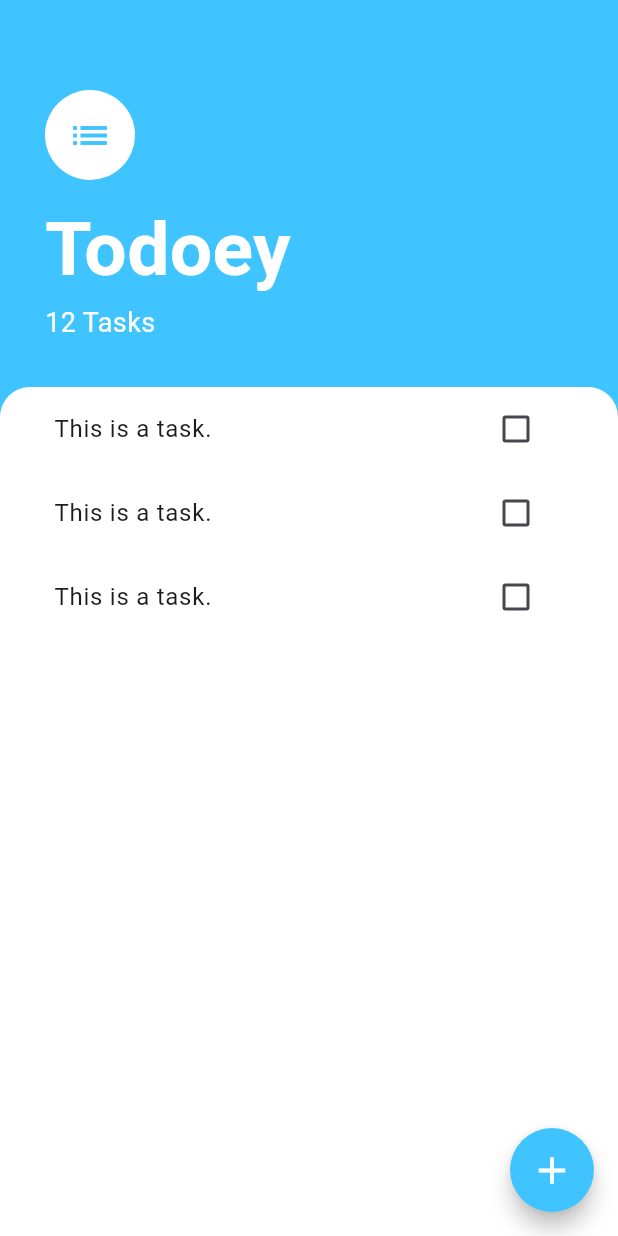
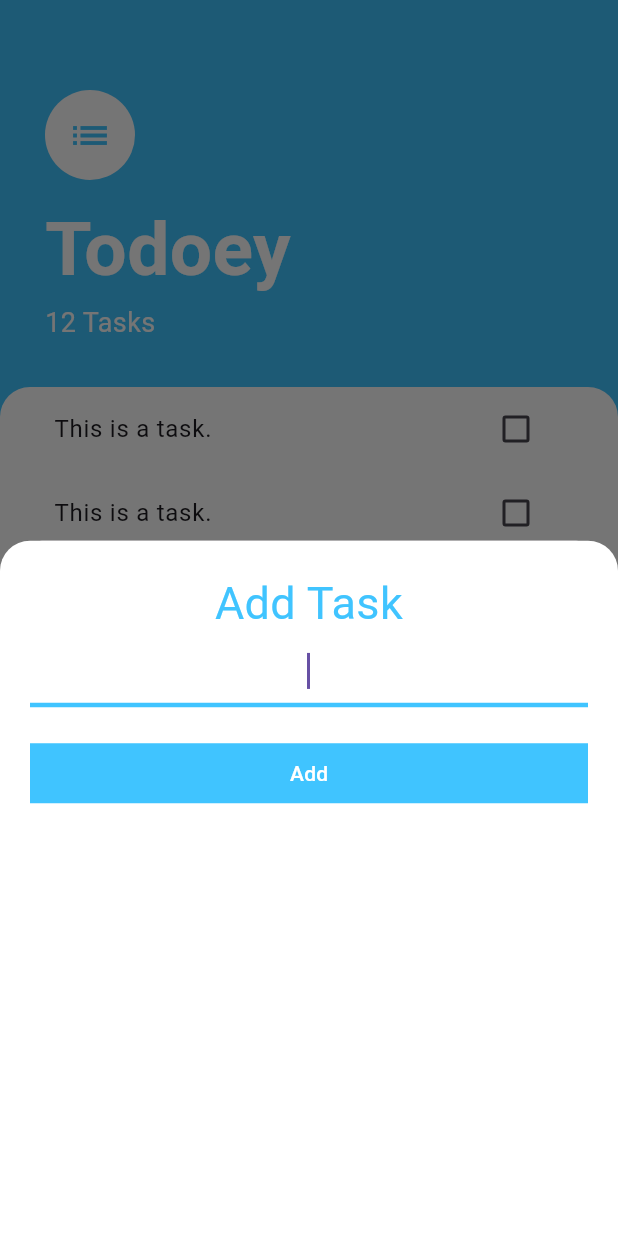
Before and after one commit to Tolkynbayeva/todoey_flutter, a Flutter app: the screen it shows after launch, after a tap on the "add" icon, on a phone screen of 412 x 824 dp. Run offline on Flutter 3.47's test engine with Material 3 defaults, Android fonts, the phone set to English and light mode, and no system bars.

```diff
--- /dev/null
+++ b/lib/pages/add_task_page.dart
@@ -0,0 +1,52 @@
+import 'package:flutter/material.dart';
+
+class AddTaskPage extends StatelessWidget {
+  @override
+  Widget build(BuildContext context) {
+    return Container(
+      padding: const EdgeInsets.all(20.0),
+      decoration: const BoxDecoration(
+          color: Colors.white,
+          borderRadius: BorderRadius.only(
+              topLeft: Radius.circular(20), topRight: Radius.circular(20))),
+      child: Column(
+        crossAxisAlignment: CrossAxisAlignment.stretch,
+        children: [
+          const Text(
+            'Add Task',
+            textAlign: TextAlign.center,
+            style: TextStyle(
+              fontSize: 30,
+              color: Colors.lightBlueAccent,
+            ),
+          ),
+          const TextField(
+            autofocus: true,
+            textAlign: TextAlign.center,
+            decoration: InputDecoration(
+              enabledBorder: UnderlineInputBorder(
+                borderSide:
+                    BorderSide(color: Colors.lightBlueAccent, width: 3.0),
+              ),
+              focusedBorder: UnderlineInputBorder(
+                borderSide:
+                    BorderSide(color: Colors.lightBlueAccent, width: 3.0),
+              ),
+            ),
+          ),
+          const SizedBox(height: 20.0),
+          TextButton(
+            style: TextButton.styleFrom(
+                backgroundColor: Colors.lightBlueAccent,
+                foregroundColor: Colors.white,
+                shape:const RoundedRectangleBorder(
+                  borderRadius: BorderRadius.zero,
+                )),
+            child: const Text('Add'),
+            onPressed: () {},
+          ),
+        ],
+      ),
+    );
+  }
+}
--- a/lib/pages/tasks_page.dart
+++ b/lib/pages/tasks_page.dart
@@ -1,9 +1,8 @@
 import 'package:flutter/material.dart';
 import 'package:todoey_flutter/widgets/tasks_list.dart';
+import 'add_task_page.dart';
 
 class TasksPage extends StatelessWidget {
-  const TasksPage({super.key});
-
   @override
   Widget build(BuildContext context) {
     return Scaffold(
@@ -16,7 +15,9 @@ class TasksPage extends StatelessWidget {
           size: 30.0,
           color: Colors.white,
         ),
-        onPressed: () => (),
+        onPressed: () {
+          showModalBottomSheet(context: context, builder: (context) => AddTaskPage());
+        },
       ),
       body: Column(
         crossAxisAlignment: CrossAxisAlignment.start,
```
